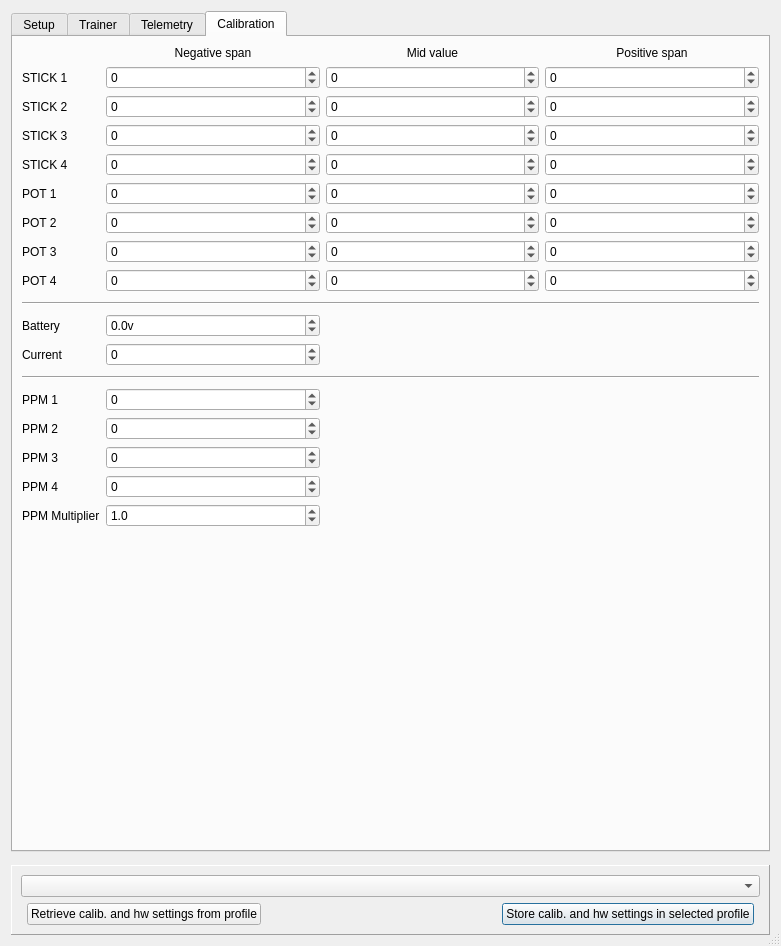
Above: src/generaledit.ui from roberto1903/companion9x before the change. Below: the same form after it.
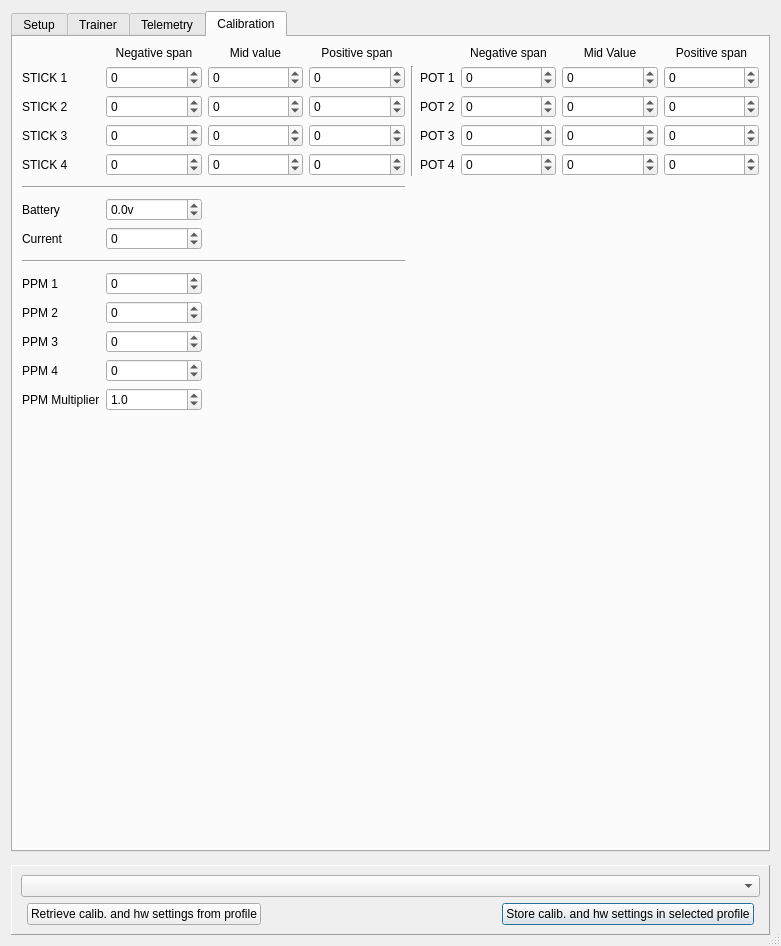
That is the form after the change. The open tabs and pages were chosen to show the change. Icons and pictures are not drawn.

Commit message: Set PPM minimum frame lenght to a acceptable value

The edit to the form file:
```diff
--- a/src/generaledit.ui
+++ b/src/generaledit.ui
@@ -2360,7 +2360,81 @@
       <attribute name="title">
        <string>Calibration</string>
       </attribute>
-      <layout class="QGridLayout" name="gridLayout_2" rowstretch="0,0,0,0,0,0,0,0,0,0,0,0,0,0,0,0,0,1,0,0,0" columnstretch="0,1,1,1">
+      <layout class="QGridLayout" name="gridLayout_2" rowstretch="0,0,0,0,0,0,0,0,0,0,0,0,0,0,0,0,0,1,0,0,0" columnstretch="0,1,1,1,0,0,1,1,1">
+       <item row="1" column="7">
+        <widget class="QSpinBox" name="ana5Mid">
+         <property name="statusTip">
+          <string/>
+         </property>
+         <property name="minimum">
+          <number>-9999</number>
+         </property>
+         <property name="maximum">
+          <number>9999</number>
+         </property>
+        </widget>
+       </item>
+       <item row="4" column="5">
+        <widget class="QLabel" name="label_pot4">
+         <property name="text">
+          <string>POT 4</string>
+         </property>
+        </widget>
+       </item>
+       <item row="1" column="4" rowspan="4">
+        <widget class="Line" name="line_3">
+         <property name="orientation">
+          <enum>Qt::Vertical</enum>
+         </property>
+        </widget>
+       </item>
+       <item row="3" column="5">
+        <widget class="QLabel" name="label_pot3">
+         <property name="text">
+          <string>POT 3</string>
+         </property>
+        </widget>
+       </item>
+       <item row="1" column="6">
+        <widget class="QSpinBox" name="ana5Neg">
+         <property name="statusTip">
+          <string/>
+         </property>
+         <property name="minimum">
+          <number>-9999</number>
+         </property>
+         <property name="maximum">
+          <number>9999</number>
+         </property>
+        </widget>
+       </item>
+       <item row="2" column="5">
+        <widget class="QLabel" name="label_pot2">
+         <property name="text">
+          <string>POT 2</string>
+         </property>
+        </widget>
+       </item>
+       <item row="1" column="5">
+        <widget class="QLabel" name="label_pot1">
+         <property name="text">
+          <string>POT 1</string>
+         </property>
+        </widget>
+       </item>
+       <item row="19" column="1">
+        <widget class="QDoubleSpinBox" name="PPM_MultiplierDSB">
+         <property name="decimals">
+          <number>1</number>
+         </property>
+         <property name="maximum">
+          <double>5.000000000000000</double>
+         </property>
+         <property name="value">
+          <double>1.000000000000000</double>
+         </property>
+        </widget>
+       </item>
        <item row="14" column="0">
         <widget class="QLabel" name="label_23">
          <property name="text">
@@ -2375,19 +2449,6 @@
          </property>
         </widget>
        </item>
-       <item row="5" column="1">
-        <widget class="QSpinBox" name="ana5Neg">
-         <property name="statusTip">
-          <string/>
-         </property>
-         <property name="minimum">
-          <number>-9999</number>
-         </property>
-         <property name="maximum">
-          <number>9999</number>
-         </property>
-        </widget>
-       </item>
        <item row="0" column="1">
         <widget class="QLabel" name="label_24">
          <property name="text">
@@ -2601,118 +2662,6 @@
          </property>
         </widget>
        </item>
-       <item row="5" column="0">
-        <widget class="QLabel" name="label_pot1">
-         <property name="text">
-          <string>POT 1</string>
-         </property>
-        </widget>
-       </item>
-       <item row="5" column="2">
-        <widget class="QSpinBox" name="ana5Mid">
-         <property name="statusTip">
-          <string/>
-         </property>
-         <property name="minimum">
-          <number>-9999</number>
-         </property>
-         <property name="maximum">
-          <number>9999</number>
-         </property>
-        </widget>
-       </item>
-       <item row="5" column="3">
-        <widget class="QSpinBox" name="ana5Pos">
-         <property name="statusTip">
-          <string/>
-         </property>
-         <property name="minimum">
-          <number>-9999</number>
-         </property>
-         <property name="maximum">
-          <number>9999</number>
-         </property>
-        </widget>
-       </item>
-       <item row="6" column="0">
-        <widget class="QLabel" name="label_pot2">
-         <property name="text">
-          <string>POT 2</string>
-         </property>
-        </widget>
-       </item>
-       <item row="6" column="1">
-        <widget class="QSpinBox" name="ana6Neg">
-         <property name="statusTip">
-          <string/>
-         </property>
-         <property name="minimum">
-          <number>-9999</number>
-         </property>
-         <property name="maximum">
-          <number>9999</number>
-         </property>
-        </widget>
-       </item>
-       <item row="6" column="2">
-        <widget class="QSpinBox" name="ana6Mid">
-         <property name="statusTip">
-          <string/>
-         </property>
-         <property name="minimum">
-          <number>-9999</number>
-         </property>
-         <property name="maximum">
-          <number>9999</number>
-         </property>
-        </widget>
-       </item>
-       <item row="6" column="3">
-        <widget class="QSpinBox" name="ana6Pos">
-         <property name="statusTip">
-          <string/>
-         </property>
-         <property name="minimum">
-          <number>-9999</number>
-         </property>
-         <property name="maximum">
-          <number>9999</number>
-         </property>
-        </widget>
-       </item>
-       <item row="7" column="0">
-        <widget class="QLabel" name="label_pot3">
-         <property name="text">
-          <string>POT 3</string>
-         </property>
-        </widget>
-       </item>
-       <item row="7" column="1">
-        <widget class="QSpinBox" name="ana7Neg">
-         <property name="statusTip">
-          <string/>
-         </property>
-         <property name="minimum">
-          <number>-9999</number>
-         </property>
-         <property name="maximum">
-          <number>9999</number>
-         </property>
-        </widget>
-       </item>
-       <item row="7" column="2">
-        <widget class="QSpinBox" name="ana7Mid">
-         <property name="statusTip">
-          <string/>
-         </property>
-         <property name="minimum">
-          <number>-9999</number>
-         </property>
-         <property name="maximum">
-          <number>9999</number>
-         </property>
-        </widget>
-       </item>
        <item row="20" column="1">
         <spacer name="verticalSpacer">
          <property name="orientation">
@@ -2726,19 +2675,6 @@
          </property>
         </spacer>
        </item>
-       <item row="7" column="3">
-        <widget class="QSpinBox" name="ana7Pos">
-         <property name="statusTip">
-          <string/>
-         </property>
-         <property name="minimum">
-          <number>-9999</number>
-         </property>
-         <property name="maximum">
-          <number>9999</number>
-         </property>
-        </widget>
-       </item>
        <item row="11" column="0">
         <widget class="QLabel" name="label_22">
          <property name="text">
@@ -2775,19 +2711,6 @@
          </property>
         </widget>
        </item>
-       <item row="19" column="1">
-        <widget class="QDoubleSpinBox" name="PPM_MultiplierDSB">
-         <property name="decimals">
-          <number>1</number>
-         </property>
-         <property name="maximum">
-          <double>5.000000000000000</double>
-         </property>
-         <property name="value">
-          <double>1.000000000000000</double>
-         </property>
-        </widget>
-       </item>
        <item row="13" column="0" colspan="4">
         <widget class="Line" name="line">
          <property name="sizePolicy">
@@ -2940,7 +2863,98 @@
          </property>
         </widget>
        </item>
-       <item row="8" column="1">
+       <item row="1" column="8">
+        <widget class="QSpinBox" name="ana5Pos">
+         <property name="statusTip">
+          <string/>
+         </property>
+         <property name="minimum">
+          <number>-9999</number>
+         </property>
+         <property name="maximum">
+          <number>9999</number>
+         </property>
+        </widget>
+       </item>
+       <item row="2" column="6">
+        <widget class="QSpinBox" name="ana6Neg">
+         <property name="statusTip">
+          <string/>
+         </property>
+         <property name="minimum">
+          <number>-9999</number>
+         </property>
+         <property name="maximum">
+          <number>9999</number>
+         </property>
+        </widget>
+       </item>
+       <item row="2" column="7">
+        <widget class="QSpinBox" name="ana6Mid">
+         <property name="statusTip">
+          <string/>
+         </property>
+         <property name="minimum">
+          <number>-9999</number>
+         </property>
+         <property name="maximum">
+          <number>9999</number>
+         </property>
+        </widget>
+       </item>
+       <item row="2" column="8">
+        <widget class="QSpinBox" name="ana6Pos">
+         <property name="statusTip">
+          <string/>
+         </property>
+         <property name="minimum">
+          <number>-9999</number>
+         </property>
+         <property name="maximum">
+          <number>9999</number>
+         </property>
+        </widget>
+       </item>
+       <item row="3" column="6">
+        <widget class="QSpinBox" name="ana7Neg">
+         <property name="statusTip">
+          <string/>
+         </property>
+         <property name="minimum">
+          <number>-9999</number>
+         </property>
+         <property name="maximum">
+          <number>9999</number>
+         </property>
+        </widget>
+       </item>
+       <item row="3" column="7">
+        <widget class="QSpinBox" name="ana7Mid">
+         <property name="statusTip">
+          <string/>
+         </property>
+         <property name="minimum">
+          <number>-9999</number>
+         </property>
+         <property name="maximum">
+          <number>9999</number>
+         </property>
+        </widget>
+       </item>
+       <item row="3" column="8">
+        <widget class="QSpinBox" name="ana7Pos">
+         <property name="statusTip">
+          <string/>
+         </property>
+         <property name="minimum">
+          <number>-9999</number>
+         </property>
+         <property name="maximum">
+          <number>9999</number>
+         </property>
+        </widget>
+       </item>
+       <item row="4" column="6">
         <widget class="QSpinBox" name="ana8Neg">
          <property name="statusTip">
           <string/>
@@ -2953,14 +2967,7 @@
          </property>
         </widget>
        </item>
-       <item row="8" column="0">
-        <widget class="QLabel" name="label_pot4">
-         <property name="text">
-          <string>POT 4</string>
-         </property>
-        </widget>
-       </item>
-       <item row="8" column="2">
+       <item row="4" column="7">
         <widget class="QSpinBox" name="ana8Mid">
          <property name="statusTip">
           <string/>
@@ -2973,7 +2980,7 @@
          </property>
         </widget>
        </item>
-       <item row="8" column="3">
+       <item row="4" column="8">
         <widget class="QSpinBox" name="ana8Pos">
          <property name="statusTip">
           <string/>
@@ -2986,6 +2993,36 @@
          </property>
         </widget>
        </item>
+       <item row="0" column="6">
+        <widget class="QLabel" name="label">
+         <property name="text">
+          <string>Negative span</string>
+         </property>
+         <property name="alignment">
+          <set>Qt::AlignCenter</set>
+         </property>
+        </widget>
+       </item>
+       <item row="0" column="7">
+        <widget class="QLabel" name="label_7">
+         <property name="text">
+          <string>Mid Value</string>
+         </property>
+         <property name="alignment">
+          <set>Qt::AlignCenter</set>
+         </property>
+        </widget>
+       </item>
+       <item row="0" column="8">
+        <widget class="QLabel" name="label_8">
+         <property name="text">
+          <string>Positive span</string>
+         </property>
+         <property name="alignment">
+          <set>Qt::AlignCenter</set>
+         </property>
+        </widget>
+       </item>
       </layout>
      </widget>
     </widget>
```
Left out of the diff: 11 changed lines with no effect on the pictures. The commit also changes 1 other file.
